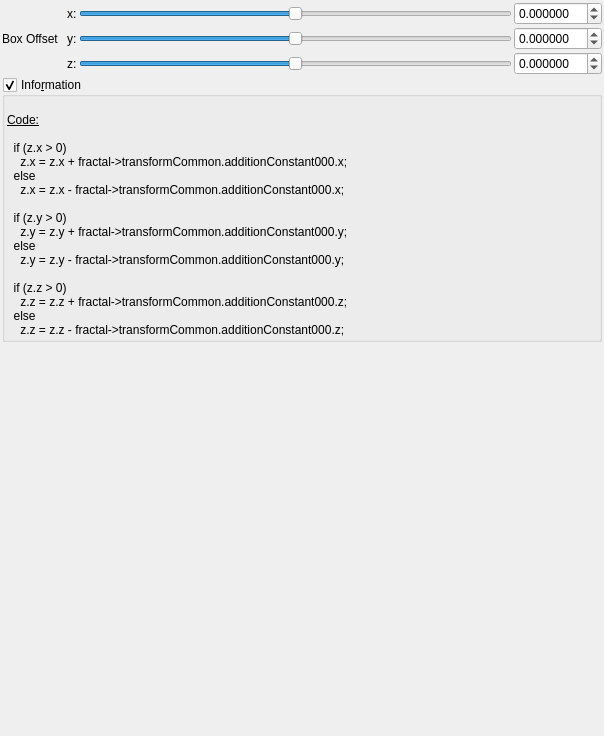
Qt form mandelbulber2/qt_data/fractal_transf_box_offset.ui (buddhi1980/mandelbulber2) before a commit.
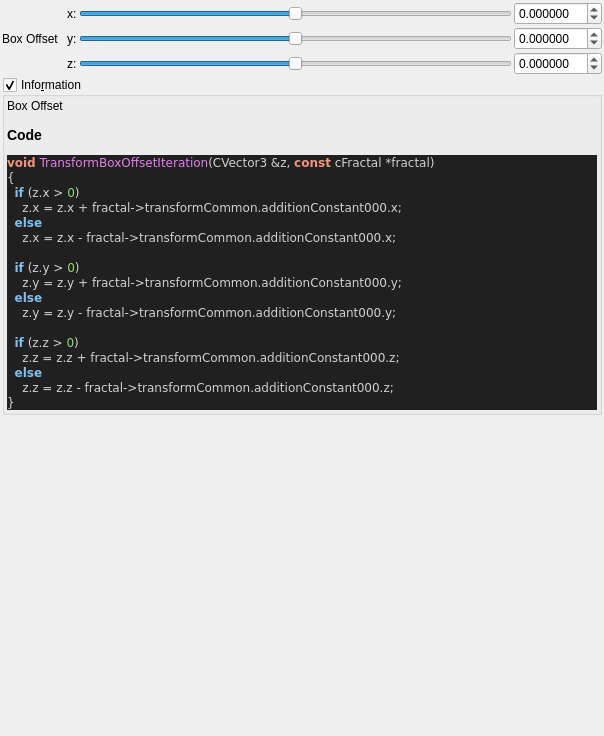
The same form after that commit. Custom widgets are drawn as their Qt base class.

Commit message:
added all transforms information boxes
now all formulas can be parsed.

@buddhi do you got a reference for Xenodreambuie formula?

```diff
--- a/mandelbulber2/qt_data/fractal_transf_box_offset.ui
+++ b/mandelbulber2/qt_data/fractal_transf_box_offset.ui
@@ -253,27 +253,38 @@
       <item>
        <widget class="QLabel" name="label_4">
         <property name="text">
-         <string>&lt;!DOCTYPE HTML PUBLIC &quot;-//W3C//DTD HTML 4.0//EN&quot; &quot;http://www.w3.org/TR/REC-html40/strict.dtd&quot;&gt;
-&lt;html&gt;&lt;head&gt;&lt;meta name=&quot;qrichtext&quot; content=&quot;1&quot; /&gt;&lt;style type=&quot;text/css&quot;&gt;
-p, li { white-space: pre-wrap; }
-&lt;/style&gt;&lt;/head&gt;&lt;body&gt;
-&lt;p style=&quot;-qt-paragraph-type:empty; margin-top:0px; margin-bottom:0px; margin-left:0px; margin-right:0px; -qt-block-indent:0; text-indent:0px;&quot;&gt;&lt;br /&gt;&lt;/p&gt;
-&lt;p style=&quot; margin-top:0px; margin-bottom:0px; margin-left:0px; margin-right:0px; -qt-block-indent:0; text-indent:0px;&quot;&gt;&lt;span style=&quot; text-decoration: underline;&quot;&gt;Code:&lt;/span&gt;&lt;/p&gt;
-&lt;p style=&quot;-qt-paragraph-type:empty; margin-top:0px; margin-bottom:0px; margin-left:0px; margin-right:0px; -qt-block-indent:0; text-indent:0px; text-decoration: underline;&quot;&gt;&lt;br /&gt;&lt;/p&gt;
-&lt;p style=&quot; margin-top:0px; margin-bottom:0px; margin-left:0px; margin-right:0px; -qt-block-indent:0; text-indent:0px;&quot;&gt;  if (z.x &amp;gt; 0)&lt;/p&gt;
-&lt;p style=&quot; margin-top:0px; margin-bottom:0px; margin-left:0px; margin-right:0px; -qt-block-indent:0; text-indent:0px;&quot;&gt;    z.x = z.x + fractal-&amp;gt;transformCommon.additionConstant000.x;&lt;/p&gt;
-&lt;p style=&quot; margin-top:0px; margin-bottom:0px; margin-left:0px; margin-right:0px; -qt-block-indent:0; text-indent:0px;&quot;&gt;  else&lt;/p&gt;
-&lt;p style=&quot; margin-top:0px; margin-bottom:0px; margin-left:0px; margin-right:0px; -qt-block-indent:0; text-indent:0px;&quot;&gt;    z.x = z.x - fractal-&amp;gt;transformCommon.additionConstant000.x;&lt;/p&gt;
-&lt;p style=&quot; margin-top:0px; margin-bottom:0px; margin-left:0px; margin-right:0px; -qt-block-indent:0; text-indent:0px;&quot;&gt;  &lt;/p&gt;
-&lt;p style=&quot; margin-top:0px; margin-bottom:0px; margin-left:0px; margin-right:0px; -qt-block-indent:0; text-indent:0px;&quot;&gt;  if (z.y &amp;gt; 0)&lt;/p&gt;
-&lt;p style=&quot; margin-top:0px; margin-bottom:0px; margin-left:0px; margin-right:0px; -qt-block-indent:0; text-indent:0px;&quot;&gt;    z.y = z.y + fractal-&amp;gt;transformCommon.additionConstant000.y;&lt;/p&gt;
-&lt;p style=&quot; margin-top:0px; margin-bottom:0px; margin-left:0px; margin-right:0px; -qt-block-indent:0; text-indent:0px;&quot;&gt;  else&lt;/p&gt;
-&lt;p style=&quot; margin-top:0px; margin-bottom:0px; margin-left:0px; margin-right:0px; -qt-block-indent:0; text-indent:0px;&quot;&gt;    z.y = z.y - fractal-&amp;gt;transformCommon.additionConstant000.y;&lt;/p&gt;
-&lt;p style=&quot; margin-top:0px; margin-bottom:0px; margin-left:0px; margin-right:0px; -qt-block-indent:0; text-indent:0px;&quot;&gt;  &lt;/p&gt;
-&lt;p style=&quot; margin-top:0px; margin-bottom:0px; margin-left:0px; margin-right:0px; -qt-block-indent:0; text-indent:0px;&quot;&gt;  if (z.z &amp;gt; 0)&lt;/p&gt;
-&lt;p style=&quot; margin-top:0px; margin-bottom:0px; margin-left:0px; margin-right:0px; -qt-block-indent:0; text-indent:0px;&quot;&gt;    z.z = z.z + fractal-&amp;gt;transformCommon.additionConstant000.z;&lt;/p&gt;
-&lt;p style=&quot; margin-top:0px; margin-bottom:0px; margin-left:0px; margin-right:0px; -qt-block-indent:0; text-indent:0px;&quot;&gt;  else&lt;/p&gt;
-&lt;p style=&quot; margin-top:0px; margin-bottom:0px; margin-left:0px; margin-right:0px; -qt-block-indent:0; text-indent:0px;&quot;&gt;    z.z = z.z - fractal-&amp;gt;transformCommon.additionConstant000.z;&lt;/p&gt;&lt;/body&gt;&lt;/html&gt;</string>
+         <string>&lt;p&gt;Box Offset&lt;/p&gt;&lt;table&gt;
+&lt;/table&gt;
+&lt;h3&gt;Code&lt;/h3&gt;
+&lt;!DOCTYPE HTML PUBLIC &quot;-//W3C//DTD HTML 4.0 Transitional//EN&quot;&gt;
+&lt;html&gt;
+&lt;head&gt;
+&lt;meta http-equiv=&quot;content-type&quot; content=&quot;text/html; charset=ISO-8859-1&quot;&gt;
+&lt;title&gt;Source file&lt;/title&gt;
+&lt;/head&gt;
+&lt;body style=&quot;background-color:#202020&quot;&gt;
+&lt;pre style=&quot;color:#d0d0d0; background-color:#202020;  font-family:'Courier New';&quot;&gt;&lt;span style=&quot;color:#f09479; font-weight:bold&quot;&gt;void&lt;/span&gt; &lt;span style=&quot;color:#e47eed&quot;&gt;TransformBoxOffsetIteration&lt;/span&gt;&lt;span style=&quot;color:#d0d0d0&quot;&gt;(&lt;/span&gt;CVector3 &lt;span style=&quot;color:#d0d0d0&quot;&gt;&amp;amp;&lt;/span&gt;z&lt;span style=&quot;color:#d0d0d0&quot;&gt;,&lt;/span&gt; &lt;span style=&quot;color:#f09479; font-weight:bold&quot;&gt;const&lt;/span&gt; cFractal &lt;span style=&quot;color:#d0d0d0&quot;&gt;*&lt;/span&gt;fractal&lt;span style=&quot;color:#d0d0d0&quot;&gt;)&lt;/span&gt;
+&lt;span style=&quot;color:#d0d0d0&quot;&gt;{&lt;/span&gt;
+  &lt;span style=&quot;color:#7ec0ee; font-weight:bold&quot;&gt;if&lt;/span&gt; &lt;span style=&quot;color:#d0d0d0&quot;&gt;(&lt;/span&gt;z&lt;span style=&quot;color:#d0d0d0&quot;&gt;.&lt;/span&gt;x &lt;span style=&quot;color:#d0d0d0&quot;&gt;&amp;gt;&lt;/span&gt; &lt;span style=&quot;color:#87df71&quot;&gt;0&lt;/span&gt;&lt;span style=&quot;color:#d0d0d0&quot;&gt;)&lt;/span&gt;
+    z&lt;span style=&quot;color:#d0d0d0&quot;&gt;.&lt;/span&gt;x &lt;span style=&quot;color:#d0d0d0&quot;&gt;=&lt;/span&gt; z&lt;span style=&quot;color:#d0d0d0&quot;&gt;.&lt;/span&gt;x &lt;span style=&quot;color:#d0d0d0&quot;&gt;+&lt;/span&gt; fractal&lt;span style=&quot;color:#d0d0d0&quot;&gt;-&amp;gt;&lt;/span&gt;transformCommon&lt;span style=&quot;color:#d0d0d0&quot;&gt;.&lt;/span&gt;additionConstant000&lt;span style=&quot;color:#d0d0d0&quot;&gt;.&lt;/span&gt;x&lt;span style=&quot;color:#d0d0d0&quot;&gt;;&lt;/span&gt;
+  &lt;span style=&quot;color:#7ec0ee; font-weight:bold&quot;&gt;else&lt;/span&gt;
+    z&lt;span style=&quot;color:#d0d0d0&quot;&gt;.&lt;/span&gt;x &lt;span style=&quot;color:#d0d0d0&quot;&gt;=&lt;/span&gt; z&lt;span style=&quot;color:#d0d0d0&quot;&gt;.&lt;/span&gt;x &lt;span style=&quot;color:#d0d0d0&quot;&gt;-&lt;/span&gt; fractal&lt;span style=&quot;color:#d0d0d0&quot;&gt;-&amp;gt;&lt;/span&gt;transformCommon&lt;span style=&quot;color:#d0d0d0&quot;&gt;.&lt;/span&gt;additionConstant000&lt;span style=&quot;color:#d0d0d0&quot;&gt;.&lt;/span&gt;x&lt;span style=&quot;color:#d0d0d0&quot;&gt;;&lt;/span&gt;
+
+  &lt;span style=&quot;color:#7ec0ee; font-weight:bold&quot;&gt;if&lt;/span&gt; &lt;span style=&quot;color:#d0d0d0&quot;&gt;(&lt;/span&gt;z&lt;span style=&quot;color:#d0d0d0&quot;&gt;.&lt;/span&gt;y &lt;span style=&quot;color:#d0d0d0&quot;&gt;&amp;gt;&lt;/span&gt; &lt;span style=&quot;color:#87df71&quot;&gt;0&lt;/span&gt;&lt;span style=&quot;color:#d0d0d0&quot;&gt;)&lt;/span&gt;
+    z&lt;span style=&quot;color:#d0d0d0&quot;&gt;.&lt;/span&gt;y &lt;span style=&quot;color:#d0d0d0&quot;&gt;=&lt;/span&gt; z&lt;span style=&quot;color:#d0d0d0&quot;&gt;.&lt;/span&gt;y &lt;span style=&quot;color:#d0d0d0&quot;&gt;+&lt;/span&gt; fractal&lt;span style=&quot;color:#d0d0d0&quot;&gt;-&amp;gt;&lt;/span&gt;transformCommon&lt;span style=&quot;color:#d0d0d0&quot;&gt;.&lt;/span&gt;additionConstant000&lt;span style=&quot;color:#d0d0d0&quot;&gt;.&lt;/span&gt;y&lt;span style=&quot;color:#d0d0d0&quot;&gt;;&lt;/span&gt;
+  &lt;span style=&quot;color:#7ec0ee; font-weight:bold&quot;&gt;else&lt;/span&gt;
+    z&lt;span style=&quot;color:#d0d0d0&quot;&gt;.&lt;/span&gt;y &lt;span style=&quot;color:#d0d0d0&quot;&gt;=&lt;/span&gt; z&lt;span style=&quot;color:#d0d0d0&quot;&gt;.&lt;/span&gt;y &lt;span style=&quot;color:#d0d0d0&quot;&gt;-&lt;/span&gt; fractal&lt;span style=&quot;color:#d0d0d0&quot;&gt;-&amp;gt;&lt;/span&gt;transformCommon&lt;span style=&quot;color:#d0d0d0&quot;&gt;.&lt;/span&gt;additionConstant000&lt;span style=&quot;color:#d0d0d0&quot;&gt;.&lt;/span&gt;y&lt;span style=&quot;color:#d0d0d0&quot;&gt;;&lt;/span&gt;
+
+  &lt;span style=&quot;color:#7ec0ee; font-weight:bold&quot;&gt;if&lt;/span&gt; &lt;span style=&quot;color:#d0d0d0&quot;&gt;(&lt;/span&gt;z&lt;span style=&quot;color:#d0d0d0&quot;&gt;.&lt;/span&gt;z &lt;span style=&quot;color:#d0d0d0&quot;&gt;&amp;gt;&lt;/span&gt; &lt;span style=&quot;color:#87df71&quot;&gt;0&lt;/span&gt;&lt;span style=&quot;color:#d0d0d0&quot;&gt;)&lt;/span&gt;
+    z&lt;span style=&quot;color:#d0d0d0&quot;&gt;.&lt;/span&gt;z &lt;span style=&quot;color:#d0d0d0&quot;&gt;=&lt;/span&gt; z&lt;span style=&quot;color:#d0d0d0&quot;&gt;.&lt;/span&gt;z &lt;span style=&quot;color:#d0d0d0&quot;&gt;+&lt;/span&gt; fractal&lt;span style=&quot;color:#d0d0d0&quot;&gt;-&amp;gt;&lt;/span&gt;transformCommon&lt;span style=&quot;color:#d0d0d0&quot;&gt;.&lt;/span&gt;additionConstant000&lt;span style=&quot;color:#d0d0d0&quot;&gt;.&lt;/span&gt;z&lt;span style=&quot;color:#d0d0d0&quot;&gt;;&lt;/span&gt;
+  &lt;span style=&quot;color:#7ec0ee; font-weight:bold&quot;&gt;else&lt;/span&gt;
+    z&lt;span style=&quot;color:#d0d0d0&quot;&gt;.&lt;/span&gt;z &lt;span style=&quot;color:#d0d0d0&quot;&gt;=&lt;/span&gt; z&lt;span style=&quot;color:#d0d0d0&quot;&gt;.&lt;/span&gt;z &lt;span style=&quot;color:#d0d0d0&quot;&gt;-&lt;/span&gt; fractal&lt;span style=&quot;color:#d0d0d0&quot;&gt;-&amp;gt;&lt;/span&gt;transformCommon&lt;span style=&quot;color:#d0d0d0&quot;&gt;.&lt;/span&gt;additionConstant000&lt;span style=&quot;color:#d0d0d0&quot;&gt;.&lt;/span&gt;z&lt;span style=&quot;color:#d0d0d0&quot;&gt;;&lt;/span&gt;
+&lt;span style=&quot;color:#d0d0d0&quot;&gt;}&lt;/span&gt;
+&lt;/pre&gt;
+&lt;/body&gt;
+&lt;/html&gt;
+&lt;!--HTML generated by highlight 3.9, http://www.andre-simon.de/--&gt;
+</string>
         </property>
         <property name="wordWrap">
          <bool>true</bool>
```
Left out of the diff: 2 changed lines with no effect on the pictures. The commit also changes 75 other files.
